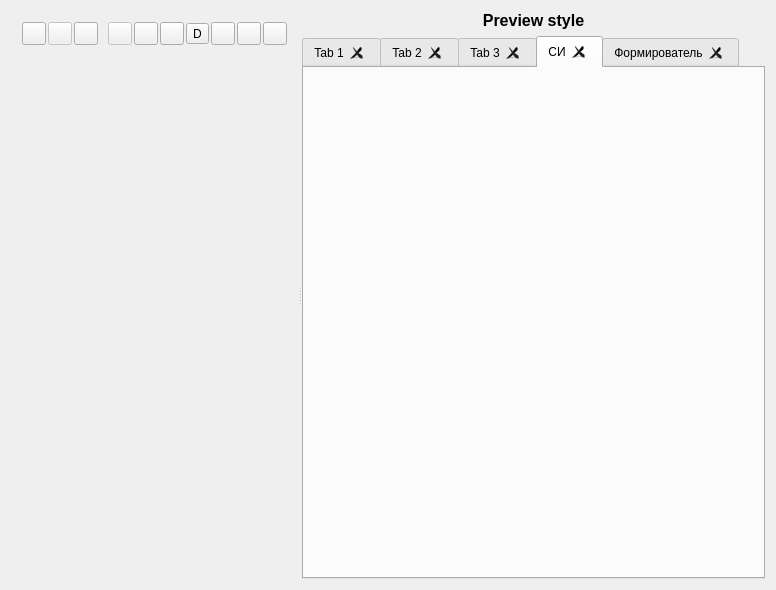
Old version of the form qsseditor.ui in the repository lit-uriy/qsseditor.
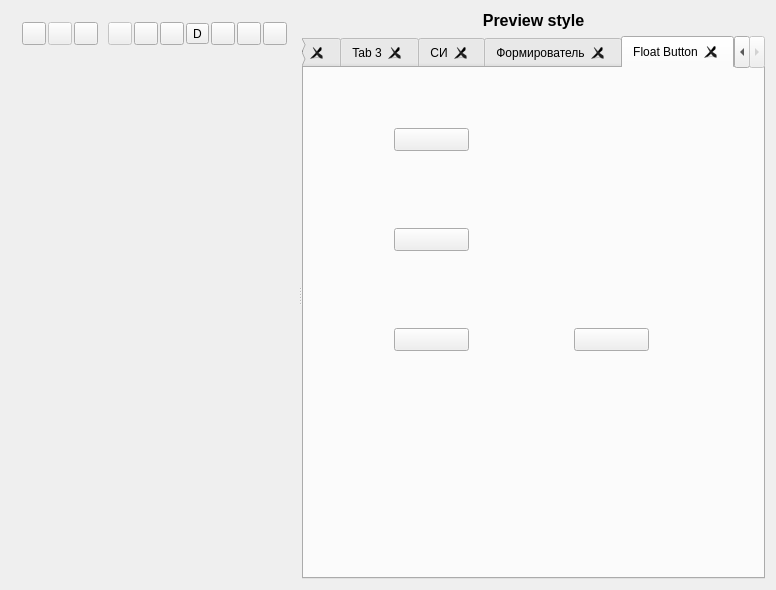
New version of the form. The open tabs and pages were chosen to show the change. Icons and pictures are not drawn. Custom widgets are drawn as their Qt base class.

Commit message: Тесты Floatin Button.

What changed in the file:
```diff
--- a/qsseditor.ui
+++ b/qsseditor.ui
@@ -1119,6 +1119,84 @@
            </item>
           </layout>
          </widget>
+         <widget class="QWidget" name="tabFloatButton">
+          <attribute name="title">
+           <string>Float Button</string>
+          </attribute>
+          <widget class="QPushButton" name="pushButton_2">
+           <property name="geometry">
+            <rect>
+             <x>90</x>
+             <y>60</y>
+             <width>75</width>
+             <height>23</height>
+            </rect>
+           </property>
+           <property name="text">
+            <string/>
+           </property>
+           <property name="UiWidgetElevation" stdset="0">
+            <string>uiFloatButton</string>
+           </property>
+          </widget>
+          <widget class="QPushButton" name="pushButton_4">
+           <property name="geometry">
+            <rect>
+             <x>90</x>
+             <y>160</y>
+             <width>75</width>
+             <height>23</height>
+            </rect>
+           </property>
+           <property name="text">
+            <string/>
+           </property>
+           <property name="UiWidgetElevation" stdset="0">
+            <string>uiFloatButton</string>
+           </property>
+           <property name="UiWidgetColor" stdset="0">
+            <string>primary</string>
+           </property>
+          </widget>
+          <widget class="QPushButton" name="stopFloatButton">
+           <property name="geometry">
+            <rect>
+             <x>90</x>
+             <y>260</y>
+             <width>75</width>
+             <height>23</height>
+            </rect>
+           </property>
+           <property name="text">
+            <string/>
+           </property>
+           <property name="UiWidgetElevation" stdset="0">
+            <string>uiFloatButton</string>
+           </property>
+           <property name="UiWidgetColor" stdset="0">
+            <string/>
+           </property>
+          </widget>
+          <widget class="QPushButton" name="playFloatButton">
+           <property name="geometry">
+            <rect>
+             <x>270</x>
+             <y>260</y>
+             <width>75</width>
+             <height>23</height>
+            </rect>
+           </property>
+           <property name="text">
+            <string/>
+           </property>
+           <property name="UiWidgetElevation" stdset="0">
+            <string>uiFloatButton</string>
+           </property>
+           <property name="UiWidgetColor" stdset="0">
+            <string/>
+           </property>
+          </widget>
+         </widget>
         </widget>
        </item>
       </layout>
```
